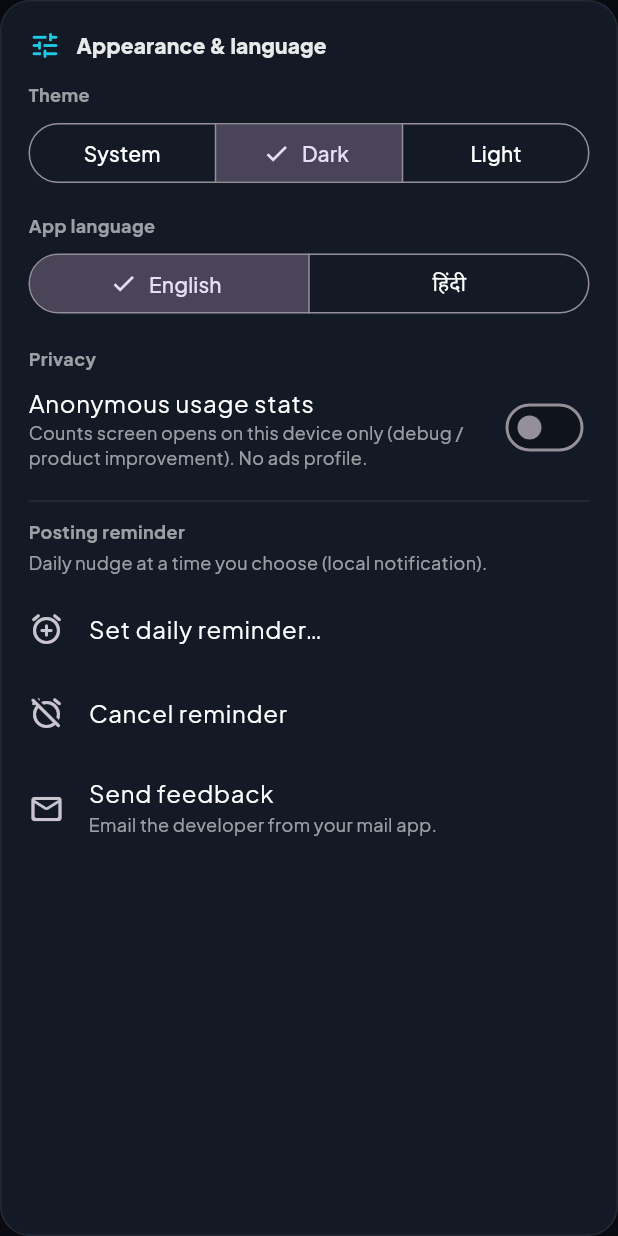
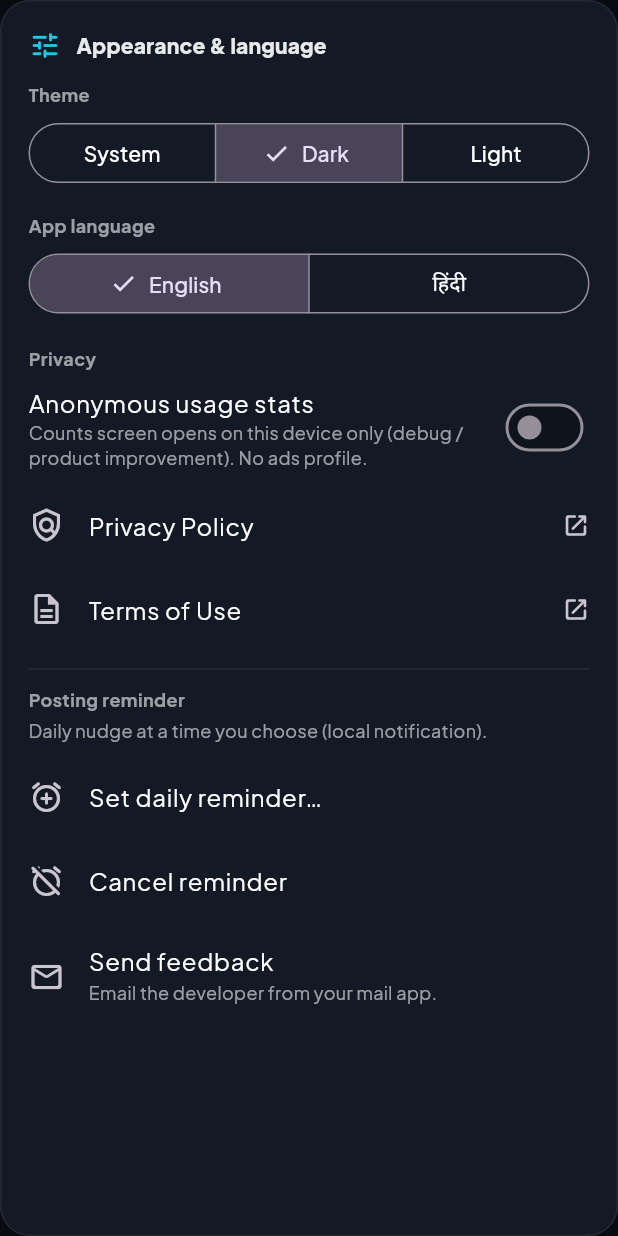
Before and after one commit to toxicityfilms-del/instaviral, a Flutter app: the ProfileSettingsCard widget shown alone on an empty page, opened directly, on a phone screen of 412 x 824 dp. Run offline on Flutter 3.47's test engine with Material 3 defaults, Android fonts, the phone set to English and light mode, and no system bars; our stand-ins replace app_links, dio, flutter_local_notifications, flutter_riverpod, flutter_secure_storage, flutter_timezone and 8 more; missing offline and left inert: razorpay_flutter, video_thumbnail; accounts and stored records are empty; network calls fail.

Commit message:
refactor upload post screen; remove premium result flag, streamline post analyze limit logic, and enhance legal URL handling in profile settings

```diff
--- a/lib/core/legal/app_legal_urls.dart
+++ b/lib/core/legal/app_legal_urls.dart
@@ -1,13 +1,14 @@
-/// Public URLs for Privacy Policy and Terms. Host the contents of `docs/privacy-policy.md` and
-/// `docs/terms.md` (or equivalent) at these URLs and update via `--dart-define` for production.
+/// Legal pages hosted on GitHub Pages. Override at build time with `--dart-define=LEGAL_PRIVACY_URL=...` etc.
 abstract final class AppLegalUrls {
+  static const _pagesBase = 'https://toxicityfilms-del.github.io/reelboost-legal';
+
   static const privacyPolicy = String.fromEnvironment(
     'LEGAL_PRIVACY_URL',
-    defaultValue: 'https://reelboost.app/privacy-policy',
+    defaultValue: '$_pagesBase/privacy-policy.html',
   );
 
   static const termsOfUse = String.fromEnvironment(
     'LEGAL_TERMS_URL',
-    defaultValue: 'https://reelboost.app/terms',
+    defaultValue: '$_pagesBase/terms.html',
   );
 }
--- a/lib/features/creator_profile/presentation/profile_settings_card.dart
+++ b/lib/features/creator_profile/presentation/profile_settings_card.dart
@@ -1,5 +1,6 @@
 import 'package:flutter/material.dart';
 import 'package:flutter_riverpod/flutter_riverpod.dart';
+import 'package:reelboost_ai/core/legal/app_legal_urls.dart';
 import 'package:reelboost_ai/core/l10n/app_strings.dart';
 import 'package:reelboost_ai/core/notifications/local_notifications_service.dart';
 import 'package:reelboost_ai/core/settings/app_settings.dart';
@@ -54,6 +55,14 @@ class ProfileSettingsCard extends ConsumerWidget {
     );
     if (await canLaunchUrl(uri)) {
       await launchUrl(uri);
+    }
+  }
+
+  static Future<void> _openLegalUrl(String url) async {
+    final uri = Uri.tryParse(url.trim());
+    if (uri == null || !uri.hasScheme) return;
+    if (await canLaunchUrl(uri)) {
+      await launchUrl(uri, mode: LaunchMode.externalApplication);
     }
   }
 
@@ -113,6 +122,20 @@ class ProfileSettingsCard extends ConsumerWidget {
             value: settings.analyticsOptIn,
             onChanged: (v) => ref.read(appSettingsProvider.notifier).setAnalyticsOptIn(v),
           ),
+          ListTile(
+            contentPadding: EdgeInsets.zero,
+            leading: const Icon(Icons.policy_outlined),
+            title: const Text('Privacy Policy'),
+            trailing: const Icon(Icons.open_in_new_rounded, size: 18),
+            onTap: () => _openLegalUrl(AppLegalUrls.privacyPolicy),
+          ),
+          ListTile(
+            contentPadding: EdgeInsets.zero,
+            leading: const Icon(Icons.description_outlined),
+            title: const Text('Terms of Use'),
+            trailing: const Icon(Icons.open_in_new_rounded, size: 18),
+            onTap: () => _openLegalUrl(AppLegalUrls.termsOfUse),
+          ),
           const Divider(height: 24),
           Text(s.settingsReminder, style: _label(context)),
           const SizedBox(height: 4),
```
Also changed, not shown: lib/features/post_analyzer/presentation/upload_post_screen.dart (+32 -44 lines).
